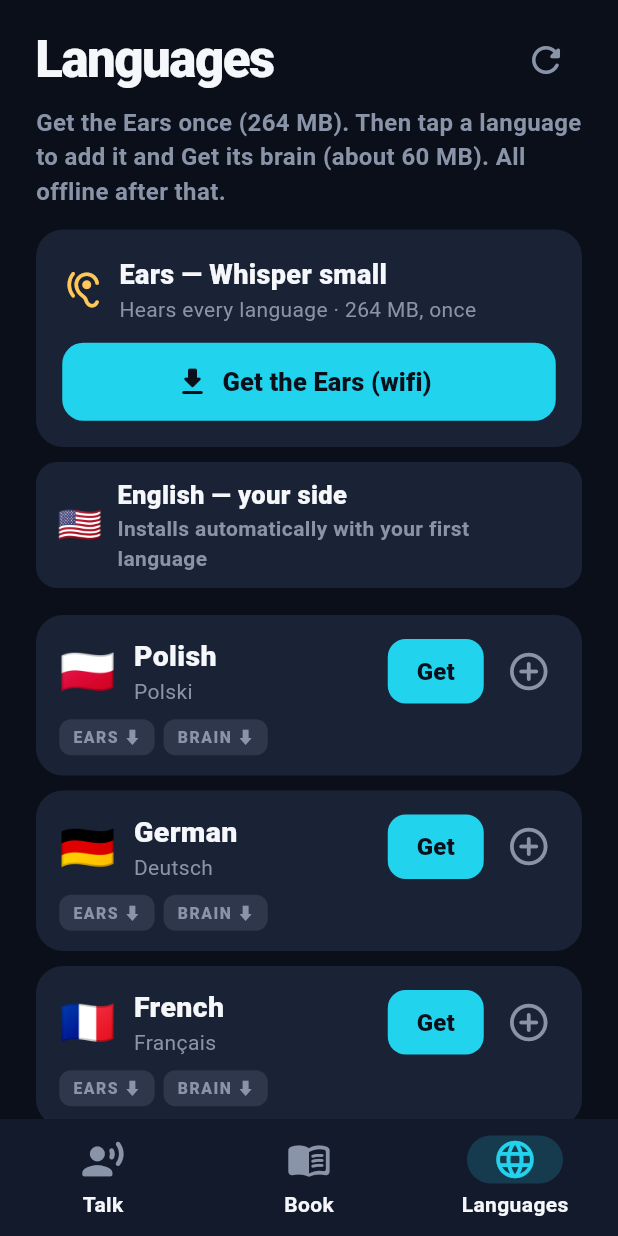
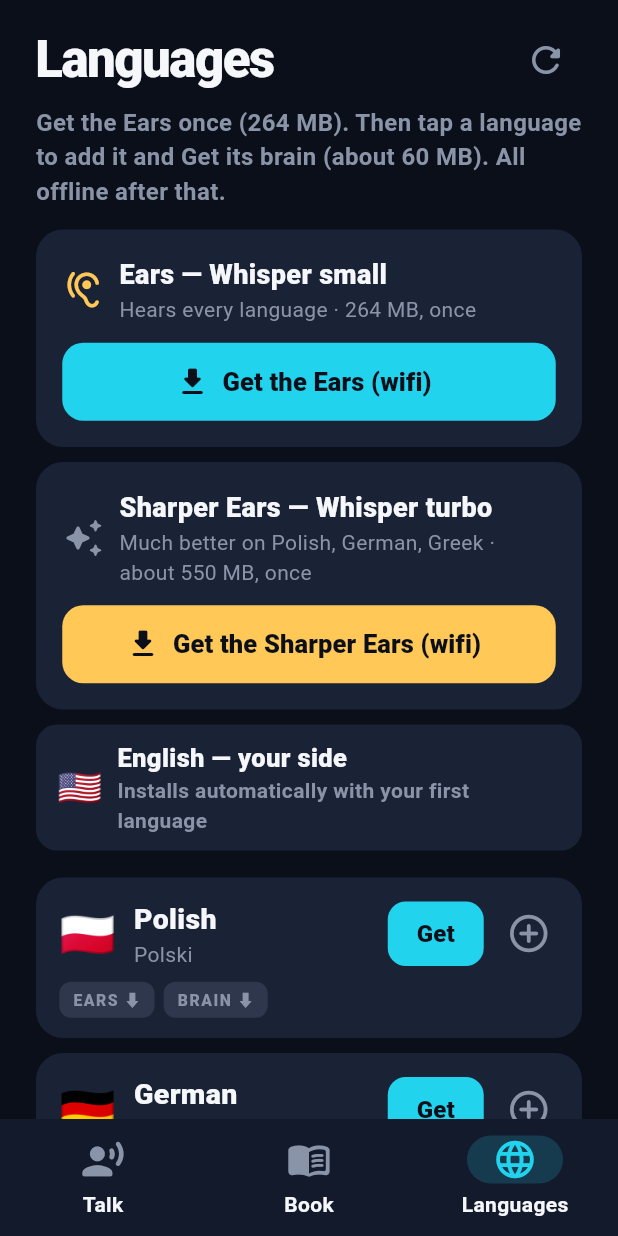
Before and after one commit to lukianczyk-sketch/travel-translator, a Flutter app: the screen it shows after launch, item 3 of the bottom bar chosen, on a phone screen of 412 x 824 dp. Run offline on Flutter 3.47's test engine with Material 3 defaults, Android fonts, the phone set to English and light mode, and no system bars; our stand-ins replace dio, flutter_tts, freezed_annotation, permission_handler, shared_preferences and 2 more; missing offline and left inert: dart:ffi, onnxruntime, record.

Commit message:
Sharper Ears: optional Whisper large-v3-turbo pack with an ON/OFF switch; whisper.cpp patched so auto-detect (restricted to the languages in play) and the decode share one encoder run; greedy decoding on turbo; v0.10.0

```diff
--- a/lib/screens/languages_screen.dart
+++ b/lib/screens/languages_screen.dart
@@ -35,6 +35,8 @@ class LanguagesScreen extends StatelessWidget {
               ),
               const SizedBox(height: 14),
               _EarsCard(mm: mm),
+              const SizedBox(height: 10),
+              _EarsPlusCard(mm: mm),
               const SizedBox(height: 10),
               _EnglishRow(brain: mm.englishBrain, ears: mm.earsReady),
               const SizedBox(height: 18),
@@ -131,6 +133,104 @@ class _EarsCard extends StatelessWidget {
                   onPressed: mm.downloadEars,
                   icon: const Icon(Icons.download_rounded, size: 24),
                   label: const Text('Get the Ears (wifi)', style: TextStyle(fontSize: 17, fontWeight: FontWeight.w800)),
+                ),
+              ),
+            ],
+          ],
+        ],
+      ),
+    );
+  }
+}
+
+/// Sharper ears — Whisper large-v3-turbo. Much better on Polish, German,
+/// Greek, Japanese; heavier, so it's an opt-in second pack with a switch.
+class _EarsPlusCard extends StatelessWidget {
+  final ModelManager mm;
+  const _EarsPlusCard({required this.mm});
+  @override
+  Widget build(BuildContext context) {
+    final on = mm.activeEarsPlus;
+    return Container(
+      padding: const EdgeInsets.all(16),
+      decoration: BoxDecoration(
+        color: Palette.card,
+        borderRadius: BorderRadius.circular(18),
+        border: Border.all(color: on ? Palette.gold.withOpacity(0.7) : Colors.transparent, width: 1.5),
+      ),
+      child: Column(
+        crossAxisAlignment: CrossAxisAlignment.start,
+        children: [
+          Row(
+            children: [
+              Icon(Icons.auto_awesome_rounded, color: on ? Palette.gold : Palette.muted, size: 28),
+              const SizedBox(width: 10),
+              const Expanded(
+                child: Column(
+                  crossAxisAlignment: CrossAxisAlignment.start,
+                  children: [
+                    Text('Sharper Ears — Whisper turbo', style: TextStyle(fontSize: 18, fontWeight: FontWeight.w800)),
+                    Text('Much better on Polish, German, Greek · about 550 MB, once', style: TextStyle(color: Palette.muted, fontSize: 14)),
+                  ],
+                ),
+              ),
+              if (mm.earsPlusReady)
+                Switch(
+                  value: mm.useEarsPlus,
+                  activeColor: Palette.gold,
+                  onChanged: (v) => mm.setUseEarsPlus(v),
+                ),
+            ],
+          ),
+          if (mm.earsPlusReady) ...[
+            const SizedBox(height: 6),
+            Text(on ? 'ON — conversations use the sharper ears (a little slower).' : 'OFF — conversations use the fast small ears.',
+                style: TextStyle(color: on ? Palette.gold : Palette.muted, fontSize: 14, fontWeight: FontWeight.w600)),
+            Align(
+              alignment: Alignment.centerRight,
+              child: TextButton(
+                onPressed: mm.deleteEarsPlus,
+                child: const Text('Remove pack', style: TextStyle(color: Palette.muted)),
+              ),
+            ),
+          ] else ...[
+            const SizedBox(height: 12),
+            if (mm.earsPlusDownloading) ...[
+              ClipRRect(
+                borderRadius: BorderRadius.circular(8),
+                child: LinearProgressIndicator(
+                  value: mm.earsPlusProgress == 0 ? null : mm.earsPlusProgress,
+                  minHeight: 12,
+                  backgroundColor: Palette.bg,
+                  color: Palette.gold,
+                ),
+              ),
+              const SizedBox(height: 6),
+              Row(
+                children: [
+                  Text('${(mm.earsPlusProgress * 100).toStringAsFixed(0)}%', style: const TextStyle(fontWeight: FontWeight.w700)),
+                  const Spacer(),
+                  TextButton(onPressed: mm.cancelEarsPlus, child: const Text('Cancel', style: TextStyle(color: Palette.them))),
+                ],
+              ),
+            ] else ...[
+              if (mm.earsPlusError != null)
+                Padding(
+                  padding: const EdgeInsets.only(bottom: 8),
+                  child: Text(mm.earsPlusError!, style: const TextStyle(color: Palette.them, fontSize: 14)),
+                ),
+              SizedBox(
+                width: double.infinity,
+                height: 52,
+                child: FilledButton.icon(
+                  style: FilledButton.styleFrom(
+                    backgroundColor: Palette.gold,
+                    foregroundColor: Palette.bg,
+                    shape: RoundedRectangleBorder(borderRadius: BorderRadius.circular(14)),
+                  ),
+                  onPressed: mm.downloadEarsPlus,
+                  icon: const Icon(Icons.download_rounded, size: 24),
+                  label: const Text('Get the Sharper Ears (wifi)', style: TextStyle(fontSize: 17, fontWeight: FontWeight.w800)),
                 ),
               ),
             ],
--- a/lib/services/pipeline.dart
+++ b/lib/services/pipeline.dart
@@ -82,7 +82,7 @@ class Pipeline extends ChangeNotifier {
 
   Future<void> start() async {
     final mm = ModelManager.instance;
-    _log('pipeline start: languages=${others.map((l) => l.code).join(',')} (whisper small, decode in every language)');
+    _log('pipeline start: languages=${others.map((l) => l.code).join(',')} (${mm.activeEarsName}, ${mm.activeEarsPlus ? 'single pass' : 'decode in every language'})');
     await WakelockPlus.enable();
     await _speaker.init();
     if (!NativeStt.isSupportedPlatform) {
@@ -93,9 +93,10 @@ class Pipeline extends ChangeNotifier {
     status = 'Warming up the ears…';
     notifyListeners();
     _stt = SpeechToText(
-      modelPath: mm.filePath(ModelManager.earsFile),
+      modelPath: mm.filePath(mm.activeEarsFile),
       vadModelPath: await _vadPath(),
       threads: 6,
+      singlePass: mm.activeEarsPlus,
     );
     final tw = DateTime.now();
     final warmErr = await _stt!.warmUp(await ensureSilentWav(mm.modelsPath));
--- a/lib/services/stt.dart
+++ b/lib/services/stt.dart
@@ -31,9 +31,12 @@ class SpeechToText {
   final String modelPath;
   final String vadModelPath;
   final int threads;
+  /// True for the big model: one decode with restricted auto-detect (one encoder run).
+  /// False for small: decode once per language and keep the most confident.
+  final bool singlePass;
   final Whisper _whisper = const Whisper(model: WhisperModel.small);
 
-  SpeechToText({required this.modelPath, required this.vadModelPath, this.threads = 6});
+  SpeechToText({required this.modelPath, required this.vadModelPath, this.threads = 6, this.singlePass = false});
 
   Future<String?> warmUp(String silentWavPath) async {
     try {
@@ -62,6 +65,7 @@ class SpeechToText {
       modelPath: modelPath,
       audioCtx: ctx,
       allowedLangs: allowedLangs,
+      singlePass: singlePass,
     );
     final cands = <Candidate>[];
     for (final c in (res['candidates'] as List? ?? const [])) {
--- a/lib/theme.dart
+++ b/lib/theme.dart
@@ -1,6 +1,6 @@
 import 'package:flutter/material.dart';
 
-const appVersion = '0.9.5';
+const appVersion = '0.10.0';
 
 /// Palette: deep midnight base, electric coral for "them", cyan for "you".
 class Palette {
--- a/pubspec.yaml
+++ b/pubspec.yaml
@@ -1,7 +1,7 @@
 name: travel_translator
 description: Live two-way conversation translator that works offline.
 publish_to: "none"
-version: 0.9.5+31
+version: 0.10.0+32
 
 environment:
   sdk: ">=3.4.0 <4.0.0"
--- a/third_party/whisper_ggml_plus/lib/src/whisper.dart
+++ b/third_party/whisper_ggml_plus/lib/src/whisper.dart
@@ -122,6 +122,7 @@ class Whisper {
     required String modelPath,
     int audioCtx = 0,
     List<String> allowedLangs = const [],
+    bool singlePass = false,
   }) async {
     final TranscribeRequest resolvedRequest = await resolveVadModelPath(transcribeRequest);
     final dto = TranscribeRequestDto.fromTranscribeRequest(resolvedRequest, modelPath);
@@ -131,6 +132,7 @@ class Whisper {
         '@type': dto.specialType,
         'audio_ctx': audioCtx,
         'allowed_langs': allowedLangs.join(','),
+        'single_pass': singlePass,
       }),
     );
     if (result['text'] == null) {
```
Also changed, not shown: lib/services/model_manager.dart (+78 -17 lines), 4 other files.
